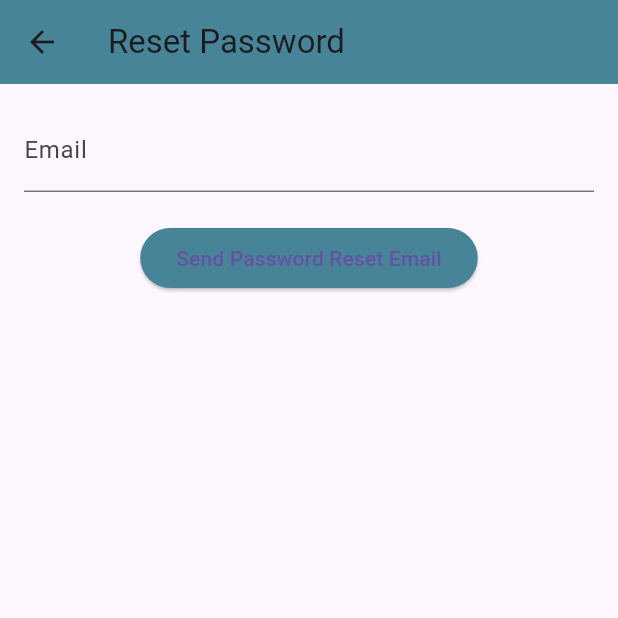
After one commit to SalmHossam/Sherophopia, a Flutter app: the LogIn screen opened by its route, after a tap on "Rest Password", on a phone screen of 412 x 824 dp, the top half of it. The commit adds this screen. Run offline on Flutter 3.47's test engine with Material 3 defaults, Android fonts, the phone set to English and light mode, and no system bars; our stand-ins replace cloud_firestore, file_picker, firebase_auth, firebase_core, firebase_crashlytics, firebase_storage and 10 more; missing offline and left inert: agora_rtc_engine, booking_calendar; accounts and stored records are empty.

Commit message:
Add files via upload

```diff
--- a/lib/DoctorTabs/UploadResume.dart
+++ b/lib/DoctorTabs/UploadResume.dart
@@ -52,7 +52,7 @@ class _UploadResumeState extends State<UploadResume> {
 
   Future<void> _saveBio() async {
     final user = FirebaseAuth.instance.currentUser;
-    if (user != null && userName != null) {
+    if (user?.email != null && userName != null) {
       if (enteredName.isNotEmpty && enteredBio.isNotEmpty) {
         try {
           // Append the bio to the existing document with the username as the document ID
--- a/lib/login.dart
+++ b/lib/login.dart
@@ -4,6 +4,7 @@ import 'package:cloud_firestore/cloud_firestore.dart';
 import 'package:sherophopia/DoctorHome.dart';
 import 'package:sherophopia/patientHome.dart';
 import 'package:sherophopia/SignUp.dart';
+import 'package:sherophopia/restPassword.dart';
 
 class LogIn extends StatefulWidget {
   const LogIn({Key? key}) : super(key: key);
@@ -16,7 +17,6 @@ class LogIn extends StatefulWidget {
 class _LogInState extends State<LogIn> {
   final TextEditingController _emailController = TextEditingController();
   final TextEditingController _passwordController = TextEditingController();
-  final TextEditingController _usernameController = TextEditingController();
 
   bool _obscurePassword = true;
 
@@ -108,7 +108,7 @@ class _LogInState extends State<LogIn> {
                   Row(
                     mainAxisAlignment: MainAxisAlignment.center,
                     children: [
-                      Icon(Icons.login_sharp, color: Color.fromRGBO(72, 132, 151, 1)),
+                      Icon(Icons.login_sharp, size: 40,color: Color.fromRGBO(72, 132, 151, 1)),
                       SizedBox(width: 8.0),
                       Text(
                         "LogIn",
@@ -196,6 +196,32 @@ class _LogInState extends State<LogIn> {
                           ),
                         ),
                       ),
+
+                    ],
+                  ),
+                  Row(
+                    mainAxisAlignment: MainAxisAlignment.center,
+                    children: [
+                      Text(
+                        "Do you forget password?",
+                        style: TextStyle(
+                          color: Colors.black54,
+                          fontSize: 14.0,
+                        ),
+                      ),
+                      TextButton(
+                        onPressed: () {
+                          Navigator.push(
+                            context,
+                            MaterialPageRoute(builder: (context) => PasswordResetScreen()),
+                          );
+                        },
+                        child: Text('Rest Password',style: TextStyle(
+                          color: Color.fromRGBO(72, 132, 151, 1),
+                          fontSize: 14.0,
+                          fontWeight: FontWeight.bold,
+                        ),),
+                      ),
                     ],
                   ),
                 ],
--- /dev/null
+++ b/lib/restPassword.dart
@@ -0,0 +1,57 @@
+import 'package:firebase_auth/firebase_auth.dart';
+import 'package:flutter/material.dart';
+
+class PasswordResetScreen extends StatefulWidget {
+  static String routeName="password";
+
+  @override
+  _PasswordResetScreenState createState() => _PasswordResetScreenState();
+}
+
+class _PasswordResetScreenState extends State<PasswordResetScreen> {
+  final TextEditingController _emailController = TextEditingController();
+  final FirebaseAuth _auth = FirebaseAuth.instance;
+
+  void _resetPassword() async {
+    try {
+      await _auth.sendPasswordResetEmail(email: _emailController.text);
+      ScaffoldMessenger.of(context).showSnackBar(
+        SnackBar(content: Text('Password reset email sent')),
+      );
+    } catch (e) {
+      ScaffoldMessenger.of(context).showSnackBar(
+        SnackBar(content: Text('Error: ${e.toString()}')),
+      );
+    }
+  }
+
+  @override
+  Widget build(BuildContext context) {
+    return Scaffold(
+      appBar: AppBar(
+        title: Text('Reset Password'),
+        backgroundColor: Color.fromRGBO(72, 132, 151, 1)),
+      body: Padding(
+        padding: const EdgeInsets.all(16.0),
+        child: Column(
+          children: [
+            TextField(
+              controller: _emailController,
+              decoration: InputDecoration(labelText: 'Email'),
+              keyboardType: TextInputType.emailAddress,
+            ),
+            SizedBox(height: 20),
+            ElevatedButton(
+              style: ButtonStyle(
+                backgroundColor: MaterialStateProperty.all<Color>(
+                    Color.fromRGBO(72, 132, 151, 1)),
+              ),
+              onPressed: _resetPassword,
+              child: Text('Send Password Reset Email'),
+            ),
+          ],
+        ),
+      ),
+    );
+  }
+}
```
Also changed, not shown: lib/Models/SearchViewModel.dart (+27 -24 lines), lib/PatientTabs/joinComunity.dart (+48 -8 lines), lib/Tabs/profileTab.dart (+93 -52 lines), lib/Tabs/searchTab.dart (+18 -9 lines), lib/main.dart (+7 -4 lines), lib/signUp.dart (+43 -19 lines).
